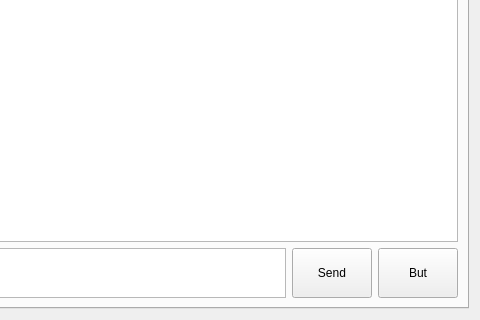
Above: src/ui/window.ui from EduardFrlicka/ICP-Projekt before the change; both pictures show x 443 to 923 and y 330 to 650 of the 923 by 650 pixel window. Below: the same form after it.
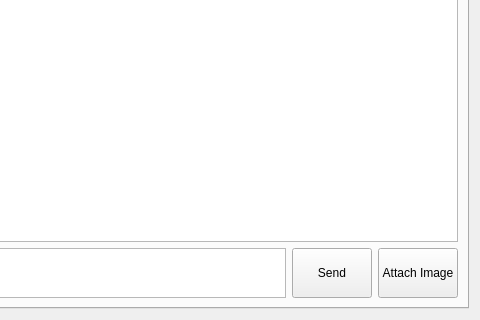
That is the form after the change.

Commit message: Image show in new form.

The edit to the form file:
```diff
--- a/src/ui/window.ui
+++ b/src/ui/window.ui
@@ -91,7 +91,7 @@
                 </size>
                </property>
                <property name="text">
-                <string>But</string>
+                <string>Attach Image</string>
                </property>
               </widget>
              </item>
```
Left out of the diff: 2 changed lines with no effect on the pictures. The commit also changes 8 other files.
